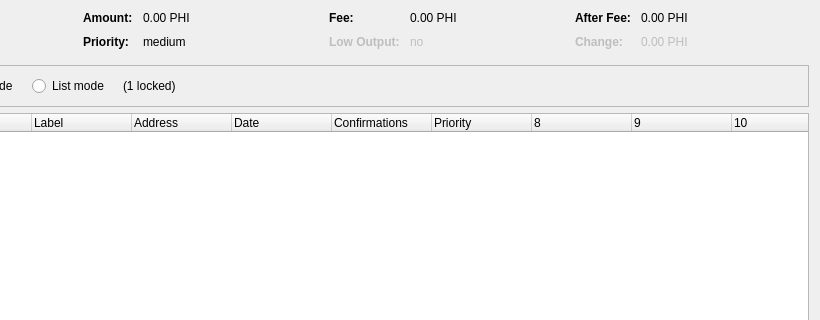
bryceweiner/nautiluscoin, file src/qt/forms/coincontroldialog.ui: the form before one commit; both pictures show x 180 to 1000 and y 0 to 320 of the 1000 by 500 pixel window.
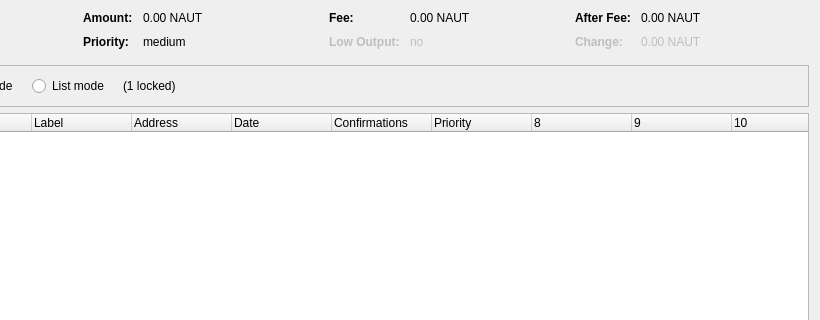
The form after the commit. Custom widgets are drawn as their Qt base class.

Commit message: PHI -> NAUT

What changed in the file:
```diff
--- a/src/qt/forms/coincontroldialog.ui
+++ b/src/qt/forms/coincontroldialog.ui
@@ -132,7 +132,7 @@
           <enum>Qt::ActionsContextMenu</enum>
          </property>
          <property name="text">
-          <string notr="true">0.00 PHI</string>
+          <string notr="true">0.00 NAUT</string>
          </property>
          <property name="textInteractionFlags">
           <set>Qt::LinksAccessibleByMouse|Qt::TextSelectableByKeyboard|Qt::TextSelectableByMouse</set>
@@ -206,7 +206,7 @@
           <enum>Qt::ActionsContextMenu</enum>
          </property>
          <property name="text">
-          <string notr="true">0.00 PHI</string>
+          <string notr="true">0.00 NAUT</string>
          </property>
          <property name="textInteractionFlags">
           <set>Qt::LinksAccessibleByMouse|Qt::TextSelectableByKeyboard|Qt::TextSelectableByMouse</set>
@@ -286,7 +286,7 @@
           <enum>Qt::ActionsContextMenu</enum>
          </property>
          <property name="text">
-          <string notr="true">0.00 PHI</string>
+          <string notr="true">0.00 NAUT</string>
          </property>
          <property name="textInteractionFlags">
           <set>Qt::LinksAccessibleByMouse|Qt::TextSelectableByKeyboard|Qt::TextSelectableByMouse</set>
@@ -321,7 +321,7 @@
           <enum>Qt::ActionsContextMenu</enum>
          </property>
          <property name="text">
-          <string notr="true">0.00 PHI</string>
+          <string notr="true">0.00 NAUT</string>
          </property>
          <property name="textInteractionFlags">
           <set>Qt::LinksAccessibleByMouse|Qt::TextSelectableByKeyboard|Qt::TextSelectableByMouse</set>
```
The commit also changes 13 other files.
